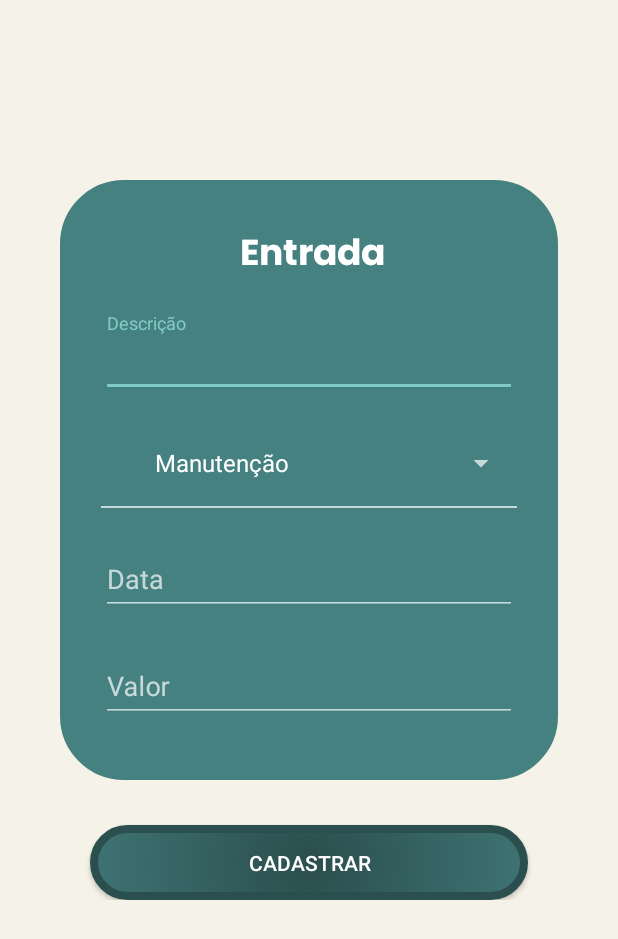
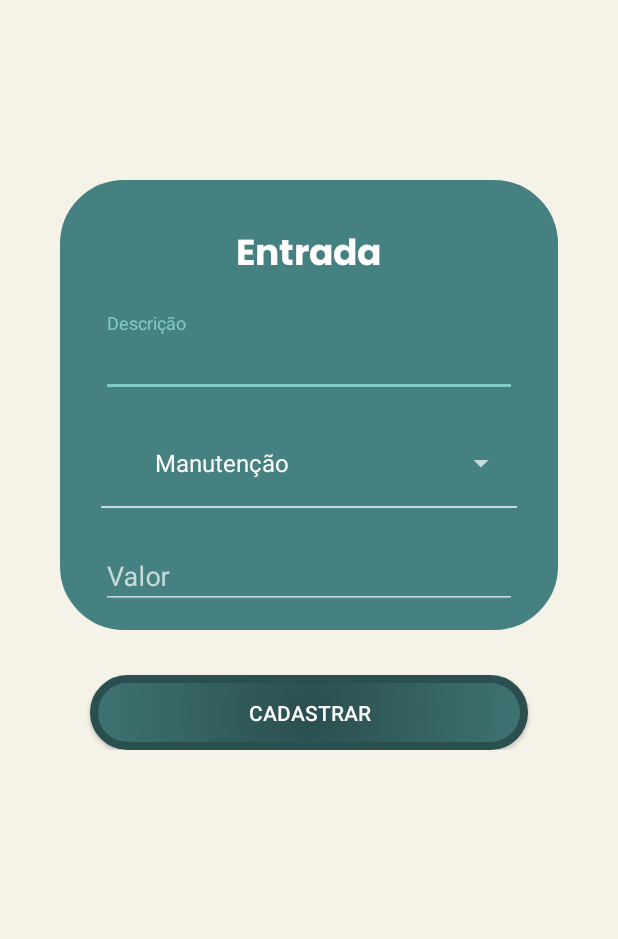
Before and after one commit to UINick/SmartTools-2.0, an Android app: the EntradaExtrato screen opened directly, with no data from a screen before it, on a phone screen of 412 x 824 dp. Shown: the top 939 px of the screen. Run offline under Robolectric (Android 15) with nearby library versions, the phone set to English and light mode, and no system bars.

```diff
--- a/App/ProjetoSmartTools/app/src/main/java/com/example/projetosmarttools/Fragment/Extrato/ExtratoVO.kt
+++ b/App/ProjetoSmartTools/app/src/main/java/com/example/projetosmarttools/Fragment/Extrato/ExtratoVO.kt
@@ -4,3 +4,9 @@ data class ExtratoVO(
     var dataRegistro:String,
     var valor: Double,
 )
+
+data class ExtratoCadastro(
+    val categoria: String,
+    val descricao: String,
+    val valor: Double
+)
--- a/App/ProjetoSmartTools/app/src/main/res/layout/activity_entrada_extrato.xml
+++ b/App/ProjetoSmartTools/app/src/main/res/layout/activity_entrada_extrato.xml
@@ -15,7 +15,7 @@
 
         <LinearLayout
             android:layout_width="match_parent"
-            android:layout_height="400dp"
+            android:layout_height="300dp"
             android:orientation="vertical"
             android:layout_marginTop="120dp"
             tools:layout_editor_absoluteX="0dp"
@@ -32,7 +32,7 @@
                 android:fontFamily="@font/poppins_bold"
                 android:textColor="@color/white"
                 android:layout_marginTop="30dp"
-                android:layout_marginLeft="120dp"
+                android:layout_gravity="center"
                 android:textSize="24sp"
                 />
 
@@ -76,23 +76,6 @@
                 android:layout_marginLeft="27dp"
                 android:layout_marginTop="15dp"
                 android:layout_marginRight="27dp"
-                android:tooltipText="Data da Entrada"
-                android:id="@+id/ti_data_entrada">
-
-                <com.google.android.material.textfield.TextInputEditText
-                    android:layout_width="match_parent"
-                    android:layout_height="match_parent"
-                    android:hint="Data"
-                    android:inputType="date">
-                </com.google.android.material.textfield.TextInputEditText>
-            </com.google.android.material.textfield.TextInputLayout>
-
-            <com.google.android.material.textfield.TextInputLayout
-                android:layout_width="match_parent"
-                android:layout_height="wrap_content"
-                android:layout_marginLeft="27dp"
-                android:layout_marginTop="15dp"
-                android:layout_marginRight="27dp"
                 android:tooltipText="Digite o valor"
                 android:id="@+id/ti_valor">
 
```
Also changed, not shown: App/ProjetoSmartTools/app/src/main/java/com/example/projetosmarttools/Fragment/Extrato/ExtratoService.kt (+7 -0 lines), App/ProjetoSmartTools/app/src/main/res/layout/activity_saida_extrato.xml (+2 -19 lines).
